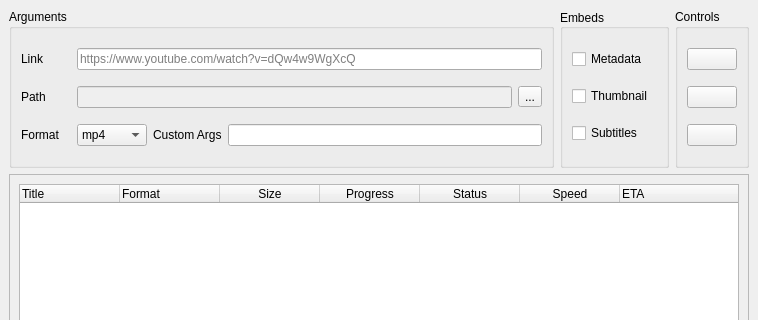
Old version of the form app/ui/app.ui in the repository dsymbol/yt-dlp-gui; both pictures show x 0 to 758 and y 0 to 320 of the 758 by 581 pixel window.
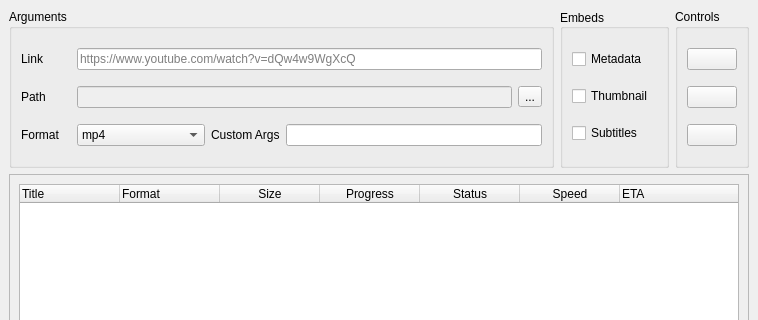
New version of the form. Icons and pictures are not drawn.

```diff
--- a/app/ui/app.ui
+++ b/app/ui/app.ui
@@ -197,7 +197,7 @@
         </layout>
        </item>
        <item>
-        <layout class="QHBoxLayout" name="lo_format">
+        <layout class="QHBoxLayout" name="lo_format" stretch="0,1,0,2">
          <item>
           <widget class="QLabel" name="lb_format">
            <property name="minimumSize">
```
Left out of the diff: 5 changed lines with no effect on the pictures.
